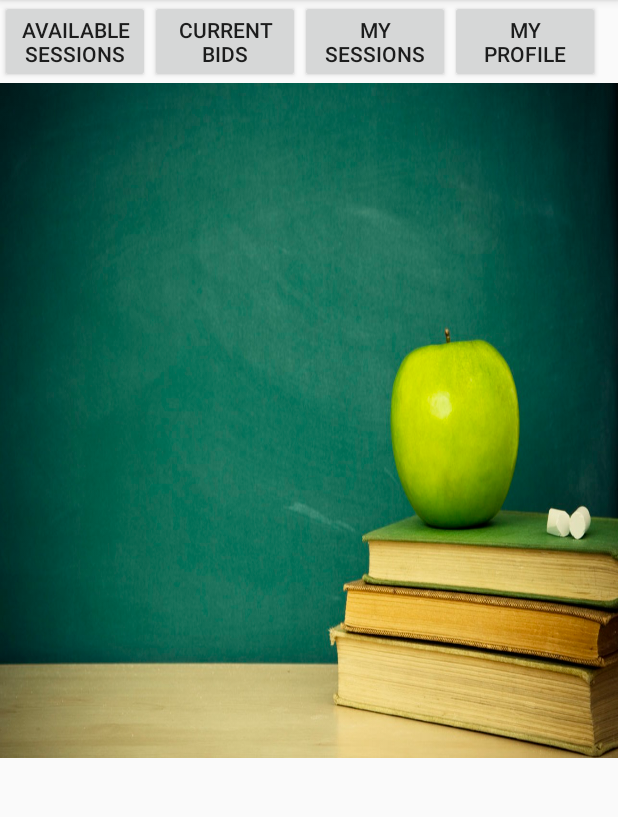
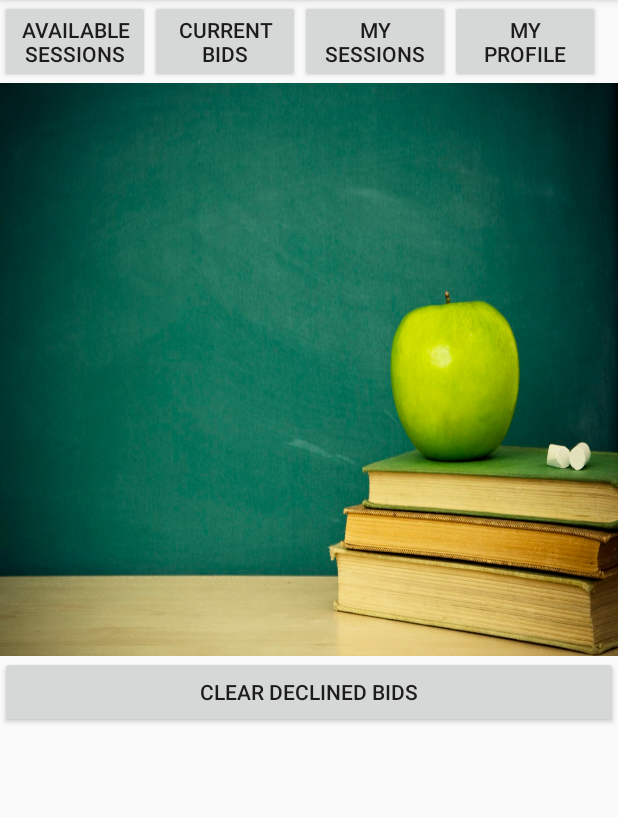
Before and after one commit to CMPUT301W16T07/TeamName, an Android app: the CurrentBidsActivity screen opened directly, with no data from a screen before it, on a phone screen of 412 x 824 dp, the part 84-901 px from its top. Run offline under Robolectric (Android 15) with nearby library versions, the phone set to English and light mode, and no system bars.

Commit message:
added an option to clear declined bids udner users Current Bids section

```diff
--- a/TutorTrader/app/src/main/java/com/teamname/tutortrader/CurrentBidsActivity.java
+++ b/TutorTrader/app/src/main/java/com/teamname/tutortrader/CurrentBidsActivity.java
@@ -45,5 +45,22 @@ public class CurrentBidsActivity extends MethodsController {
         adapter = new CurrentBidsAdapter(this, bids);
         currentBidsList.setAdapter(adapter);
         adapter.notifyDataSetChanged();
+
+        Button clearDeclinedBidsButton = (Button) findViewById(R.id.clearDeclinedBidsButton);
+        clearDeclinedBidsButton.setOnClickListener(new View.OnClickListener() {
+            @Override
+            public void onClick(View v) {
+                loadCurrentBids();
+                // cycle through those bids
+                for (int i = 0; i < bids.size(); i++) {
+                    // weed out declined bids
+                    if (bids.get(i).getStatus().equals("declined")) {
+                        bids.remove(i);
+                    }
+                }
+                adapter.notifyDataSetChanged();
+            }
+        });
     }
+
 }
--- a/TutorTrader/app/src/main/res/layout/current_bids.xml
+++ b/TutorTrader/app/src/main/res/layout/current_bids.xml
@@ -47,7 +47,14 @@
     <ListView
         android:layout_width="wrap_content"
         android:id="@+id/currentBidsList"
-        android:layout_height="450dp"
+        android:layout_height="382dp"
         android:layout_alignParentTop="true" />
 
+    <Button
+        android:layout_width="match_parent"
+        android:layout_height="wrap_content"
+        android:text="Clear Declined Bids"
+        android:id="@+id/clearDeclinedBidsButton"
+        android:layout_gravity="center_horizontal" />
+
 </LinearLayout>
```
Also changed, not shown: TutorTrader/app/src/main/java/com/teamname/tutortrader/ViewBidsActivity.java (+46 -7 lines).
